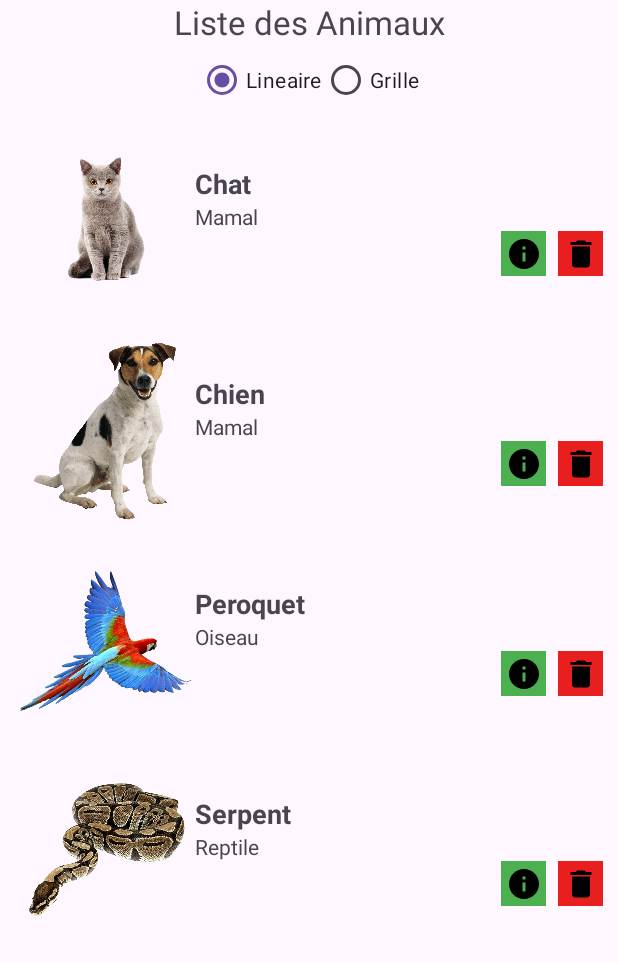
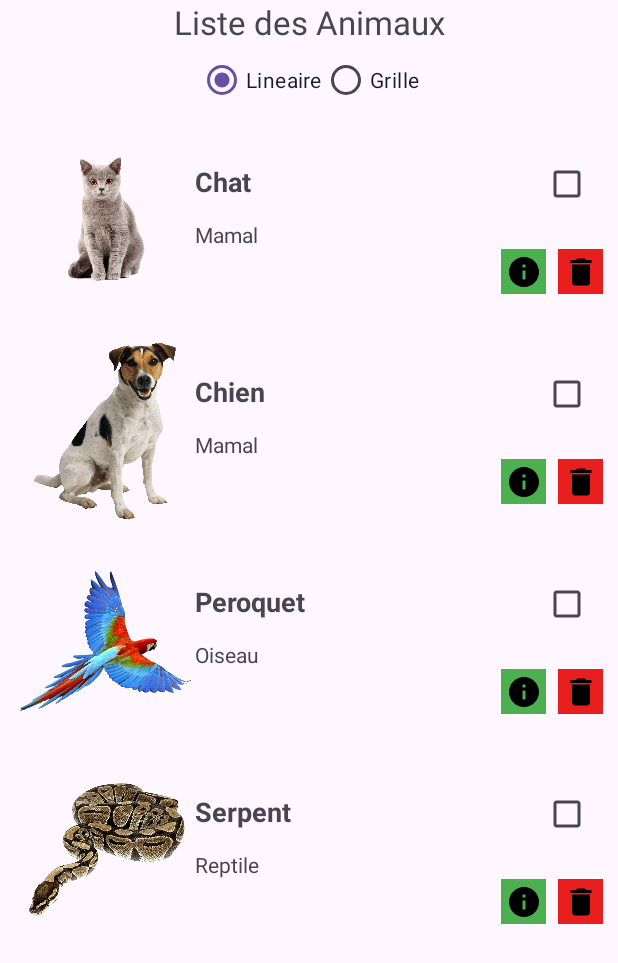
Before and after one commit to Mouad-Boulhend/tp5, an Android app: the screen it shows after launch (MainActivity), on a phone screen of 412 x 824 dp. Shown: the top 963 px of the screen. Run offline under Robolectric (Android 15) with nearby library versions, the phone set to English and light mode, and no system bars.

```diff
--- a/app/src/main/java/com/example/tp5/AdapterAnimaux.kt
+++ b/app/src/main/java/com/example/tp5/AdapterAnimaux.kt
@@ -5,6 +5,7 @@ import android.view.LayoutInflater
 import android.view.View
 import android.view.ViewGroup
 import android.widget.Button
+import android.widget.CheckBox
 import android.widget.ImageButton
 import android.widget.ImageView
 import android.widget.TextView
@@ -21,6 +22,7 @@ class AdapterAnimaux(val lista: MutableList<Animal>):
         val espece = itemView.findViewById<TextView>(R.id.especeAnimal)
         val dButton = itemView.findViewById<ImageButton>(R.id.buttonDetails)
         val sButton = itemView.findViewById<ImageButton>(R.id.buttonSupprimer)
+        val check = itemView.findViewById<CheckBox>(R.id.checkbox)
     }
     override fun getItemCount(): Int { return lista.size }
     override fun onCreateViewHolder(parent: ViewGroup, viewType: Int): AnimalViewHolder {
@@ -32,10 +34,18 @@ class AdapterAnimaux(val lista: MutableList<Animal>):
         holder.image.setImageResource(animal.Image)
         holder.nom.text = animal.nom
         holder.espece.text = animal.espece
+        holder.check.isChecked = animal.isChecked
+
         holder.dButton.setOnClickListener {
             Toast.makeText(holder.itemView.context,
                 "${animal.nom} est un ${animal.espece}",
                 Toast.LENGTH_SHORT).show() }
+
+        holder.itemView.setOnClickListener {
+            animal.isChecked = !animal.isChecked
+            holder.check.isChecked = animal.isChecked
+        }
+
         holder.sButton.setOnClickListener {
             val alert = AlertDialog.Builder(holder.itemView.context)
             alert.setTitle("Alert de suppression")
@@ -51,7 +61,6 @@ class AdapterAnimaux(val lista: MutableList<Animal>):
                 Toast.makeText(holder.itemView.context, "Annuler", Toast.LENGTH_SHORT).show()
             }
             alert.show()
-
         }
     }
 }
--- a/app/src/main/java/com/example/tp5/Animal.kt
+++ b/app/src/main/java/com/example/tp5/Animal.kt
@@ -1,3 +1,3 @@
 package com.example.tp5
 
-class Animal (val nom: String, val espece: String, val Image: Int)
+class Animal (val nom: String, val espece: String, val Image: Int, var isChecked: Boolean= false)
--- a/app/src/main/res/layout/animal_item.xml
+++ b/app/src/main/res/layout/animal_item.xml
@@ -19,13 +19,26 @@
         android:layout_width="match_parent"
         android:layout_height="wrap_content">
 
-        <TextView
-            android:id="@+id/NomAnimal"
-            android:textSize="18sp"
-            android:textStyle="bold"
-            android:layout_width="wrap_content"
-            android:layout_height="wrap_content"
-            android:text="Chat"/>
+        <LinearLayout
+            android:layout_width="match_parent"
+            android:layout_height="wrap_content">
+
+            <TextView
+                android:id="@+id/NomAnimal"
+                android:layout_width="wrap_content"
+                android:layout_height="wrap_content"
+                android:layout_weight="1"
+                android:text="Chat"
+                android:textSize="18sp"
+                android:textStyle="bold" />
+
+            <CheckBox
+                android:id="@+id/checkbox"
+                android:layout_width="wrap_content"
+                android:layout_height="wrap_content"
+
+                />
+        </LinearLayout>
 
         <TextView
             android:id="@+id/especeAnimal"
```
